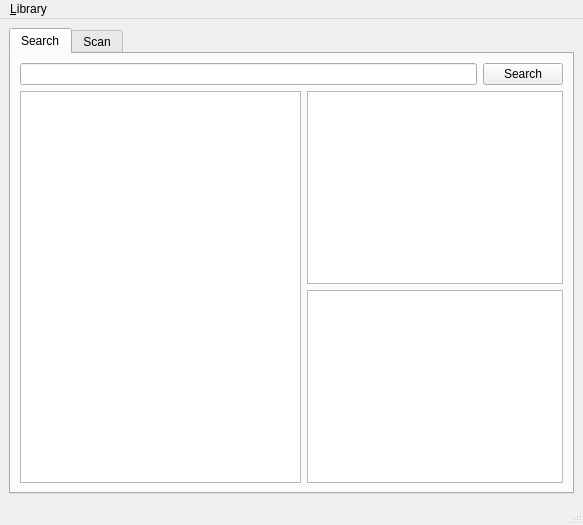
First picture: the form in edocuments/ui/main.ui, repository sbrunner/edocuments, before the edit.
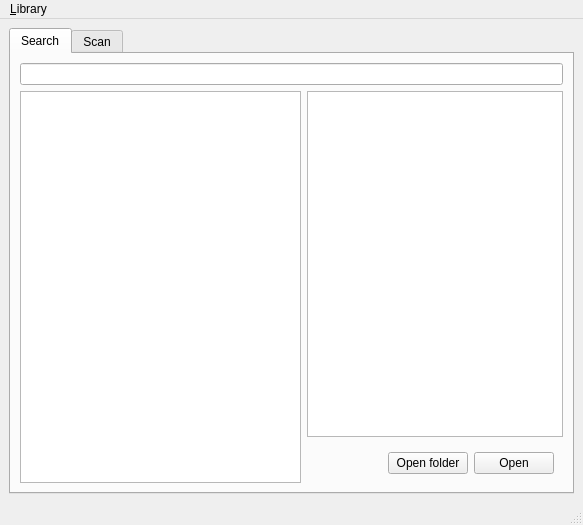
Second picture: the form after the edit. Icons and pictures are not drawn.

Commit message: Search on type

```diff
--- a/edocuments/ui/main.ui
+++ b/edocuments/ui/main.ui
@@ -33,21 +33,7 @@
        </attribute>
        <layout class="QVBoxLayout" name="verticalLayout_4">
         <item>
-         <layout class="QHBoxLayout" name="horizontalLayout">
-          <property name="sizeConstraint">
-           <enum>QLayout::SetDefaultConstraint</enum>
-          </property>
-          <item>
-           <widget class="QLineEdit" name="search_text"/>
-          </item>
-          <item>
-           <widget class="QPushButton" name="search_btn">
-            <property name="text">
-             <string>Search</string>
-            </property>
-           </widget>
-          </item>
-         </layout>
+         <widget class="QLineEdit" name="search_text"/>
         </item>
         <item>
          <layout class="QHBoxLayout" name="horizontalLayout_2" stretch="1,0">
@@ -63,7 +49,37 @@
              <widget class="QTextBrowser" name="search_result_test"/>
             </item>
             <item>
-             <widget class="QGraphicsView" name="search_result_graphics"/>
+             <widget class="QWidget" name="horizontalWidget" native="true">
+              <layout class="QHBoxLayout" name="horizontalLayout">
+               <item>
+                <spacer name="horizontalSpacer">
+                 <property name="orientation">
+                  <enum>Qt::Horizontal</enum>
+                 </property>
+                 <property name="sizeHint" stdset="0">
+                  <size>
+                   <width>40</width>
+                   <height>20</height>
+                  </size>
+                 </property>
+                </spacer>
+               </item>
+               <item>
+                <widget class="QPushButton" name="open_folder">
+                 <property name="text">
+                  <string>Open folder</string>
+                 </property>
+                </widget>
+               </item>
+               <item>
+                <widget class="QPushButton" name="open">
+                 <property name="text">
+                  <string>Open</string>
+                 </property>
+                </widget>
+               </item>
+              </layout>
+             </widget>
             </item>
            </layout>
           </item>
```
Left out of the diff: 2 changed lines with no effect on the pictures. The commit also changes 1 other file.
